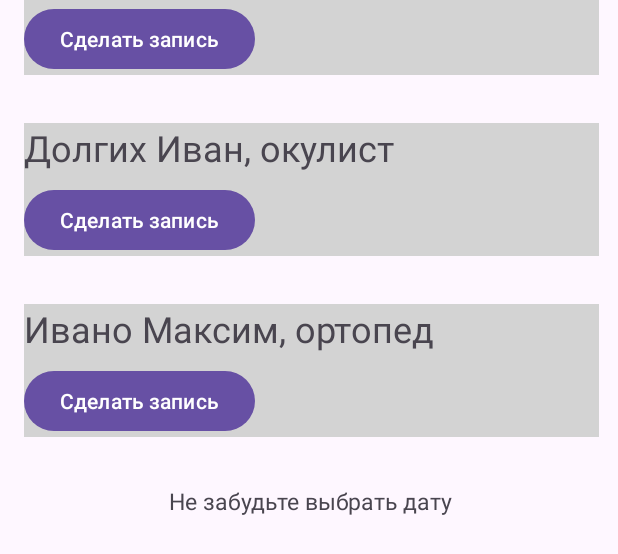
After one commit to Delonvv/hospital, an Android app: the layout doctors.xml on its own in the app's theme, with its tools: preview values and no code run, on a phone screen of 412 x 824 dp. The commit adds this screen. Shown: the top 554 px of the screen. Run offline under Robolectric (Android 15) with nearby library versions, the phone set to English and light mode, and no system bars.

Commit message:
Разработаны страницы с выбором врачей

```diff
--- /dev/null
+++ b/app/src/main/res/layout/doctors.xml
@@ -0,0 +1,127 @@
+<?xml version="1.0" encoding="utf-8"?>
+<androidx.constraintlayout.widget.ConstraintLayout xmlns:android="http://schemas.android.com/apk/res/android"
+    xmlns:app="http://schemas.android.com/apk/res-auto"
+    xmlns:tools="http://schemas.android.com/tools"
+    android:layout_width="match_parent"
+    android:layout_height="match_parent">
+
+    <TextView
+        android:id="@+id/textView5"
+        android:layout_width="wrap_content"
+        android:layout_height="wrap_content"
+        android:layout_marginStart="70dp"
+        android:layout_marginTop="80dp"
+        android:layout_marginEnd="70dp"
+        android:text="Наши специалисты"
+        android:textSize="30dp"
+        android:textStyle="bold"
+        app:layout_constraintEnd_toEndOf="parent"
+        app:layout_constraintStart_toStartOf="parent"
+        app:layout_constraintTop_toTopOf="parent" />
+
+    <RelativeLayout
+        android:layout_width="415dp"
+        android:layout_height="1076dp"
+        android:layout_marginTop="40dp"
+        android:layout_marginBottom="20dp"
+        android:padding="16dp"
+        app:layout_constraintBottom_toBottomOf="parent"
+        app:layout_constraintTop_toBottomOf="@+id/textView5">
+
+        <!-- Doctor 1 -->
+        <RelativeLayout
+            android:id="@+id/relativeLayoutDoctor1"
+            android:layout_width="match_parent"
+            android:layout_height="wrap_content"
+            android:background="@color/gray"
+            android:layout_marginBottom="16dp">
+
+            <TextView
+                android:id="@+id/textViewDoctor1Name"
+                android:layout_width="wrap_content"
+                android:layout_height="wrap_content"
+                android:text="Хорошев Дмитрий, невролог"
+                android:textSize="24sp" />
+
+            <!-- Add more details about Doctor 1 here -->
+
+            <Button
+                android:id="@+id/buttonRecordDoctor1"
+                android:layout_width="wrap_content"
+                android:layout_height="wrap_content"
+                android:layout_below="@id/textViewDoctor1Name"
+                android:layout_marginTop="8dp"
+                android:text="Сделать запись" />
+
+        </RelativeLayout>
+
+        <!-- Doctor 2 -->
+        <RelativeLayout
+            android:id="@+id/relativeLayoutDoctor2"
+            android:layout_width="match_parent"
+            android:layout_height="wrap_content"
+            android:layout_below="@id/relativeLayoutDoctor1"
+            android:layout_marginTop="16dp"
+            android:background="@color/gray"
+            android:layout_marginBottom="16dp">
+
+            <TextView
+                android:id="@+id/textViewDoctor2Name"
+                android:layout_width="wrap_content"
+                android:layout_height="wrap_content"
+                android:text="Долгих Иван, окулист"
+                android:textSize="24sp" />
+
+            <!-- Add more details about Doctor 2 here -->
+
+            <Button
+                android:id="@+id/buttonRecordDoctor2"
+                android:layout_width="wrap_content"
+                android:layout_height="wrap_content"
+                android:layout_below="@id/textViewDoctor2Name"
+                android:layout_marginTop="8dp"
+                android:text="Сделать запись" />
+
+        </RelativeLayout>
+
+        <!-- Doctor 3 -->
+        <RelativeLayout
+            android:id="@+id/relativeLayoutDoctor3"
+            android:layout_width="match_parent"
+            android:layout_height="wrap_content"
+            android:background="@color/gray"
+            android:layout_below="@id/relativeLayoutDoctor2"
+            android:layout_marginTop="16dp">
+
+            <TextView
+                android:id="@+id/textViewDoctor3Name"
+                android:layout_width="wrap_content"
+                android:layout_height="wrap_content"
+                android:text="Ивано Максим, ортопед"
+                android:textSize="24sp" />
+
+            <!-- Add more details about Doctor 3 here -->
+
+            <Button
+                android:id="@+id/buttonRecordDoctor3"
+                android:layout_width="wrap_content"
+                android:layout_height="wrap_content"
+                android:layout_below="@id/textViewDoctor3Name"
+                android:layout_marginTop="8dp"
+                android:text="Сделать запись" />
+
+        </RelativeLayout>
+
+        <!-- Suggestion to choose a date -->
+        <TextView
+            android:id="@+id/textViewSuggestion"
+            android:layout_width="wrap_content"
+            android:layout_height="wrap_content"
+            android:layout_below="@id/relativeLayoutDoctor3"
+            android:layout_centerHorizontal="true"
+            android:layout_marginTop="32dp"
+            android:textSize="15dp"
+            android:text="Не забудьте выбрать дату" />
+
+    </RelativeLayout>
+</androidx.constraintlayout.widget.ConstraintLayout>
--- a/app/src/main/res/values/colors.xml
+++ b/app/src/main/res/values/colors.xml
@@ -2,4 +2,5 @@
 <resources>
     <color name="black">#FF000000</color>
     <color name="white">#FFFFFFFF</color>
+    <color name="gray">#D3D3D3</color>
 </resources>
```
